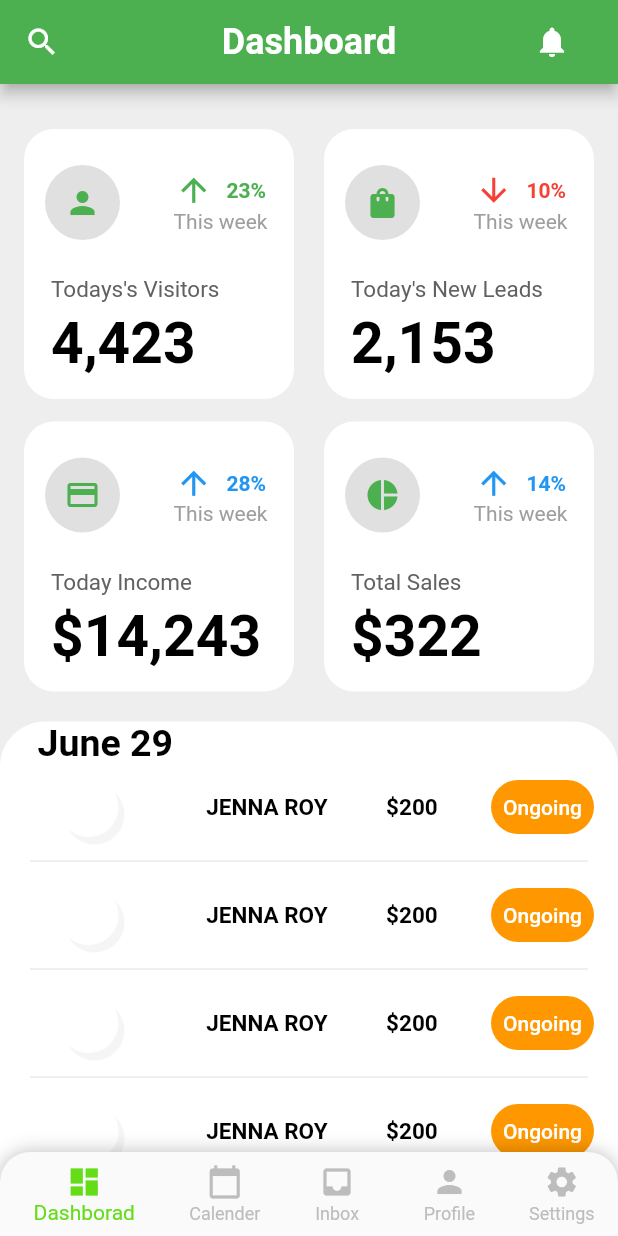
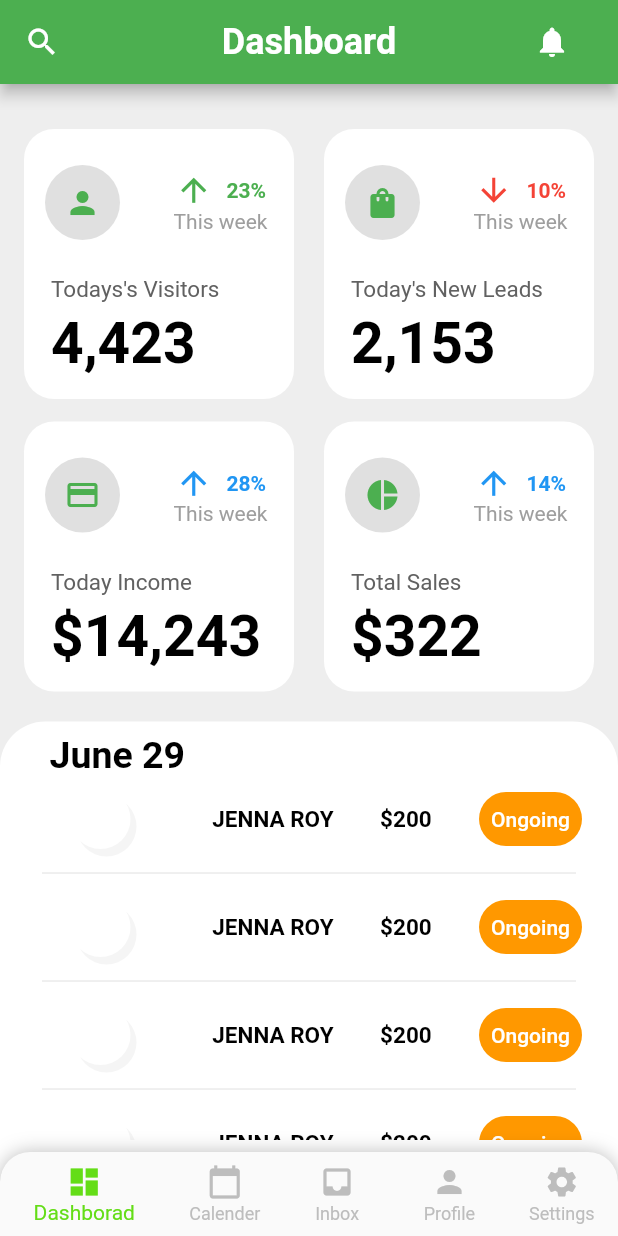
Before and after one commit to Nisa-fatima369/learner_testin, a Flutter app: the screen it shows after launch, on a phone screen of 412 x 824 dp. Run offline on Flutter 3.47's test engine with Material 2 defaults, Android fonts, the light colour scheme and no system bars; our stand-ins replace syncfusion_flutter_calendar.

Commit message:
bugs fixed

```diff
--- a/lib/dashboard.dart
+++ b/lib/dashboard.dart
@@ -101,7 +101,8 @@ class _DashboardState extends State<Dashboard> {
               ],
             ),
             const SizedBox(height: 20),
-            Container(
+            Expanded(
+              child: Container(
                 decoration: const BoxDecoration(
                   color: Colors.white,
                   borderRadius: BorderRadius.only(
@@ -109,7 +110,8 @@ class _DashboardState extends State<Dashboard> {
                     topRight: Radius.circular(30),
                   ),
                 ),
-              child: Expanded(
+                child: Padding(
+                  padding: const EdgeInsets.all(8.0),
                   child: Column(
                     crossAxisAlignment: CrossAxisAlignment.start,
                     mainAxisAlignment: MainAxisAlignment.center,
@@ -125,10 +127,10 @@ class _DashboardState extends State<Dashboard> {
                           ),
                         ),
                       ),
-                    ListView.separated(
-                      itemCount: 4,
+                      Expanded(
+                        child: ListView.separated(
+                          itemCount: 10,
                           scrollDirection: Axis.vertical,
-                      shrinkWrap: true,
                           separatorBuilder: (BuildContext context, int index) =>
                               Divider(
                             color: Colors.grey.shade300,
@@ -153,7 +155,8 @@ class _DashboardState extends State<Dashboard> {
                                 ),
                               ),
                               title: Row(
-                            mainAxisAlignment: MainAxisAlignment.spaceAround,
+                                mainAxisAlignment:
+                                    MainAxisAlignment.spaceAround,
                                 children: const [
                                   Text(
                                     'JENNA ROY',
@@ -180,7 +183,8 @@ class _DashboardState extends State<Dashboard> {
                               trailing: TextButton(
                                 onPressed: () {},
                                 style: ButtonStyle(
-                              foregroundColor: MaterialStateProperty.all<Color>(
+                                  foregroundColor:
+                                      MaterialStateProperty.all<Color>(
                                           Colors.white),
                                   shape: MaterialStateProperty.all<
                                       RoundedRectangleBorder>(
@@ -197,8 +201,10 @@ class _DashboardState extends State<Dashboard> {
                               ),
                             );
                           },
+                        ),
                       )
                     ],
+                  ),
                 ),
               ),
             ),
```
Also changed, not shown: lib/profile.dart (+45 -36 lines). Lines whose indentation alone changed are shown as unchanged.
